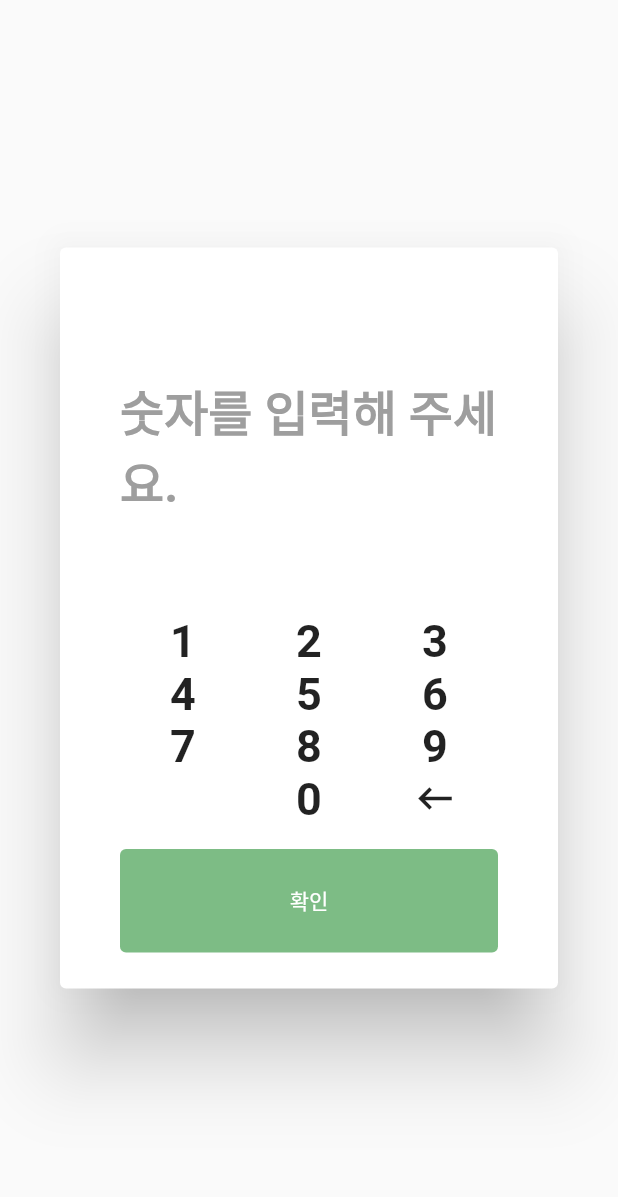
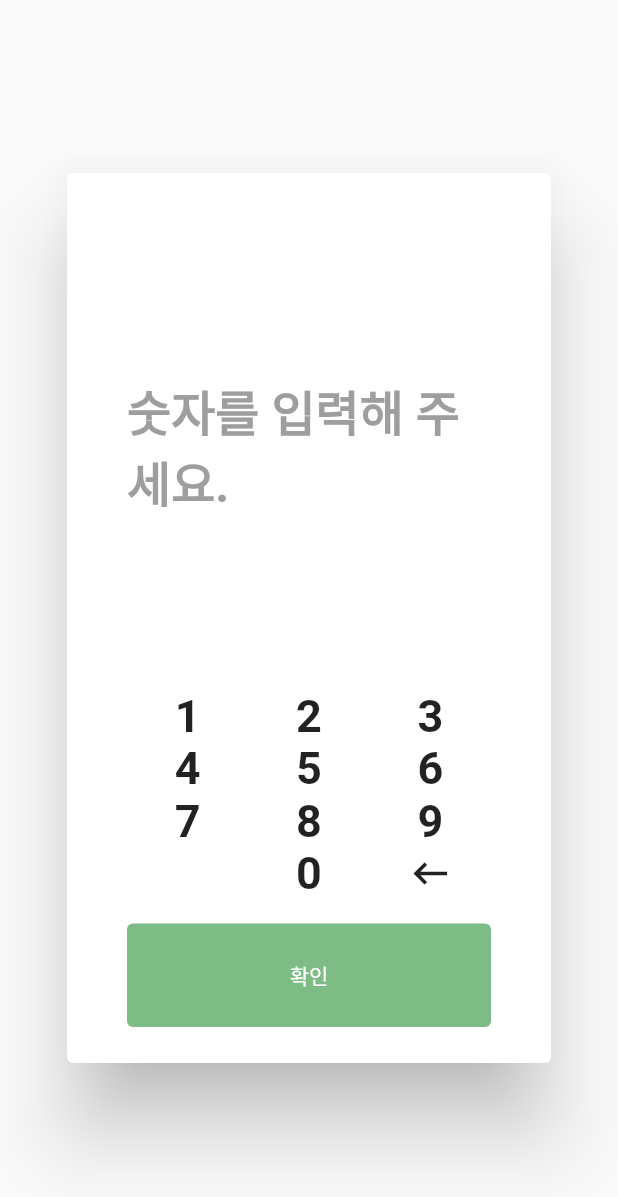
Before and after one commit to enjoy89/Memory_Connect, a Flutter app: the CustomKeyboardScreen widget shown alone on an empty page, opened directly, on a phone screen of 412 x 824 dp. Shown: the top 1197 px of the screen. Run offline on Flutter 3.47's test engine with Material 2 defaults, Android fonts, the phone set to English and light mode, and no system bars; our stand-ins replace carousel_slider, get, lottie, smooth_page_indicator, speech_to_text, video_player; network calls fail.

Commit message:
키보드 위젯 사이즈 수정정

```diff
--- a/MC_frontend/MemoryConnectFlutter/m_c/lib/screens/custom_keyboard_screen.dart
+++ b/MC_frontend/MemoryConnectFlutter/m_c/lib/screens/custom_keyboard_screen.dart
@@ -64,7 +64,6 @@ class _CustomKeyboardScreenState extends State<CustomKeyboardScreen> {
         Expanded(
           child: TextButton(
             onPressed: () {
-              print(amount);
               questionController.tempAnswer.value = amount;
               Navigator.of(context).pop();
             },
@@ -115,8 +114,8 @@ class _CustomKeyboardScreenState extends State<CustomKeyboardScreen> {
   Widget build(BuildContext context) {
     return AlertDialog(
       content: SizedBox(
-        width: 400,
-        height: 450,
+        width: MediaQuery.of(context).size.width / 1.5,
+        height: MediaQuery.of(context).size.height / 1.5,
         child: Padding(
           padding: const EdgeInsets.symmetric(horizontal: 16.0),
           child: Column(
```
